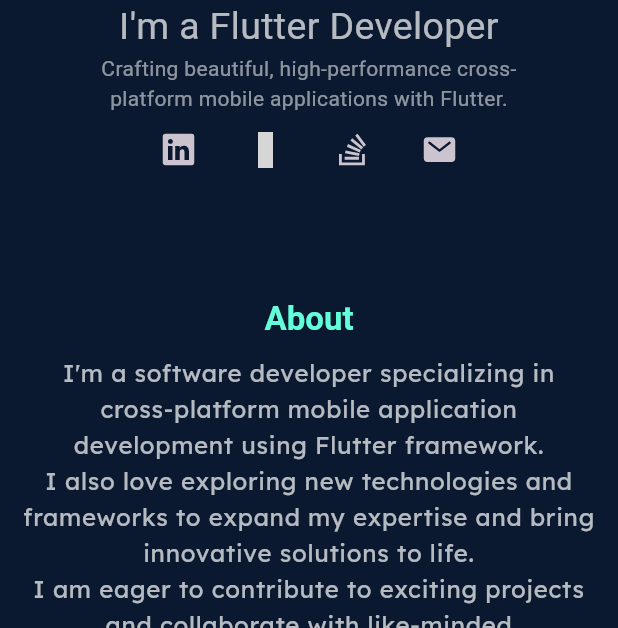
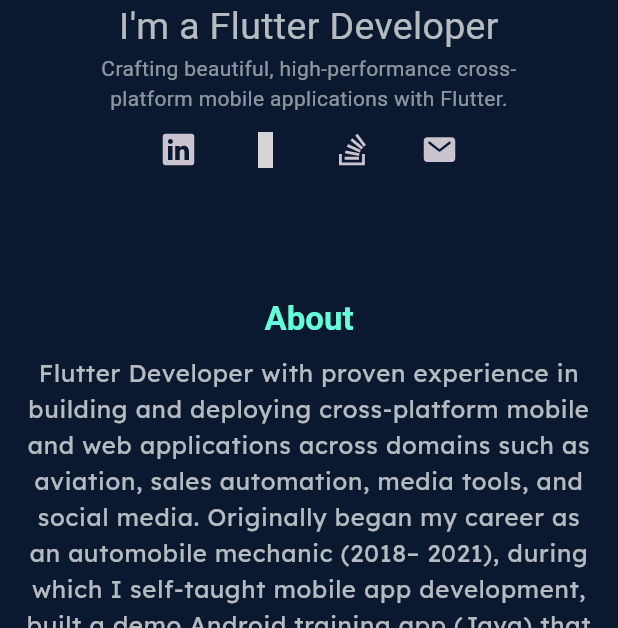
Before and after one commit to antonyaiwin/antonyaiwin.github.io, a Flutter app: the screen it shows after launch, on a phone screen of 412 x 824 dp, the part 608-1236 px from its top. Run offline on Flutter 3.47's test engine with Material 3 defaults, Android fonts, the phone set to English and light mode, and no system bars; our stand-ins replace email_validator, eva_icons_flutter, google_fonts, ionicons, smooth_page_indicator; missing offline and left inert: dart:js_interop, sprung; Roboto replaces fonts that are missing (Asar, Pattaya); statements that could not run were skipped; grey boxes are pictures that could not be loaded.

Commit message:
refactor(works & skills): web:     - updated splash screen animation     - updated resume
data:
    - updated work and skills

```diff
--- /dev/null
+++ b/lib/core/constants/app_theme.dart
@@ -0,0 +1,76 @@
+import 'package:flutter/material.dart';
+import 'package:google_fonts/google_fonts.dart';
+
+import 'color_constants.dart';
+
+final ThemeData darkTheme = ThemeData(
+  scaffoldBackgroundColor: ColorConstants.scaffoldBackgroundColor,
+  colorScheme: ColorScheme.fromSeed(
+    seedColor: Colors.deepPurple,
+    brightness: Brightness.dark,
+  ),
+  textTheme: GoogleFonts.lexendTextTheme().copyWith(
+    bodyLarge: GoogleFonts.lexendTextTheme().bodyLarge?.copyWith(
+          color: ColorConstants.primaryWhite,
+        ),
+  ),
+  inputDecorationTheme: InputDecorationTheme(
+    border:
+        OutlineInputBorder(borderRadius: BorderRadius.circular(10), borderSide: BorderSide.none),
+    fillColor: ColorConstants.navy,
+    filled: true,
+    hintStyle: GoogleFonts.lexendTextTheme().bodyMedium?.copyWith(
+          color: ColorConstants.textFieldHintColor,
+        ),
+    isDense: true,
+  ),
+  elevatedButtonTheme: ElevatedButtonThemeData(
+    style: ButtonStyle(
+      // side: const WidgetStatePropertyAll(
+      //   BorderSide(
+      //     color: ColorConstants.secondaryGreen,
+      //   ),
+      // ),
+      shape: WidgetStatePropertyAll(
+        RoundedRectangleBorder(
+          borderRadius: BorderRadius.circular(8),
+        ),
+      ),
+      foregroundColor: const WidgetStatePropertyAll(
+        ColorConstants.primaryWhite,
+      ),
+      backgroundColor: const WidgetStatePropertyAll(
+        ColorConstants.secondaryGreen2,
+      ),
+      overlayColor: WidgetStatePropertyAll(
+        ColorConstants.secondaryGreen.withValues(alpha: 0.15),
+      ),
+      textStyle: WidgetStatePropertyAll(
+        GoogleFonts.lexendTextTheme().bodyLarge?.copyWith(
+              fontWeight: FontWeight.bold,
+            ),
+      ),
+    ),
+  ),
+  outlinedButtonTheme: OutlinedButtonThemeData(
+    style: ButtonStyle(
+      side: const WidgetStatePropertyAll(
+        BorderSide(
+          color: ColorConstants.secondaryGreen,
+        ),
+      ),
+      shape: WidgetStatePropertyAll(
+        RoundedRectangleBorder(
+          borderRadius: BorderRadius.circular(8),
+        ),
+      ),
+      foregroundColor: const WidgetStatePropertyAll(
+        ColorConstants.secondaryGreen,
+      ),
+      overlayColor: WidgetStatePropertyAll(
+        ColorConstants.secondaryGreen.withValues(alpha: 0.15),
+      ),
+    ),
+  ),
+  useMaterial3: true,
+);
--- a/lib/core/constants/string_constants.dart
+++ b/lib/core/constants/string_constants.dart
@@ -1,7 +1,6 @@
 const String linkedinUrl = 'https://linkedin.com/in/antony-aiwin';
 const String githubUrl = 'https://github.com/antonyaiwin';
-const String stackOverflowUrl =
-    'https://stackoverflow.com/users/11102588/antony-aiwin-k-x';
+const String stackOverflowUrl = 'https://stackoverflow.com/users/11102588/antony-aiwin-k-x';
 const String mailUrl = 'mailto:antonyaiwin007@gmail.com';
 const String resumeLink = 'resume/Antony-Aiwin-Flutter-Developer.pdf';
 
@@ -12,10 +11,14 @@ const String contactFormNameElementId = 'entry.2005620554';
 const String contactFormEmailElementId = 'entry.1045781291';
 const String contactFormMessageElementId = 'entry.839337160';
 
-const String aboutMe = '''
-I'm a software developer specializing in cross-platform mobile application development using Flutter framework.
-I also love exploring new technologies and frameworks to expand my expertise and bring innovative solutions to life.
-I am eager to contribute to exciting projects and collaborate with like-minded professionals.''';
+const String aboutMe =
+    'Flutter Developer with proven experience in building and deploying cross-platform mobile and web applications across domains '
+    'such as aviation, sales automation, media tools, and social media. Originally began my career as an automobile mechanic (2018– '
+    '2021), during which I self-taught mobile app development, built a demo Android training app (Java) that was featured in the '
+    'Kuttukaran Group newsletter, and went on to release my first Play Store app (G-Form Tools, 230k+ installs). Since then, I have '
+    'developed multiple apps with tens of thousands of downloads, gaining expertise in Flutter, Dart, Firebase, REST API integration, '
+    'Riverpod/GetX state management, and native Android (Java). Recognized for delivering scalable, user-focused solutions with '
+    'strong problem-solving, adaptability, and end-to-end developmentskills.';
 
 List<String> greetings = [
   'Hello', // English
--- a/lib/data/skills.dart
+++ b/lib/data/skills.dart
@@ -1,12 +1,52 @@
 List<String> skillList = [
+  // Languages & Frameworks
   'Dart',
   'Flutter',
+  'Java',
+  'Kotlin',
+  'HTML',
+
+  // State Management
+  'Provider',
+  'Riverpod',
+  'GetX',
+  'BLoC',
+
+  // Databases & Storage
+  'Firebase',
+  'Hive',
+  'Sqflite',
+  'GetStorage',
+
+  // Backend & APIs
+  'REST API',
+
+  // Tools & Platforms
   'Git',
   'GitHub',
-  'Provider',
-  'Hive',
-  'Sqflite',
-  'Firebase',
-  'HTML',
-  'REST API',
+  'Bitbucket',
+  'Android Studio',
+  'VS Code',
+  'Postman',
+
+  // Architecture
+  'MVC',
+  'MVVM',
+  'Clean Architecture',
+
+  // Testing & Debugging
+  'Flutter DevTools',
+  'Firebase Crashlytics',
+
+  // UI/UX
+  'Material Design',
+  'Cupertino Design',
+  'Figma',
+  'Responsive UI',
+  'Animations',
+  'GoRouter & Deep Linking',
+
+  // Deployment
+  'Google Play Store',
+  'Apple App Store',
 ];
--- a/lib/data/work.dart
+++ b/lib/data/work.dart
@@ -2,9 +2,20 @@ import 'package:flutter_personal_portfolio/model/work_model.dart';
 
 List<WorkModel> workList = [
   WorkModel(
+    title: 'Flutter Developer',
+    companyName: 'Brooklet Systems Pvt. Ltd',
+    duration: 'Sep 2024 - Present',
+    summary: '''
+I develop and maintain cross-platform mobile applications using Flutter and Dart, ensuring smooth performance across Android and iOS. I work closely with designers and backend engineers to build responsive, user-friendly UIs that follow Material and Cupertino guidelines.
+
+My role involves integrating Firebase services (Authentication, Firestore, Cloud Messaging, Storage) and REST APIs for secure and seamless data exchange. I also optimize app performance and state management with Riverpod, reducing UI latency and improving efficiency.
+
+Beyond development, I contribute to release cycles for both Google Play Store and Apple App Store, handle debugging with Flutter DevTools, and collaborate with my team using Git and Bitbucket for version control.''',
+  ),
+  WorkModel(
     title: 'Flutter Developer (Intern)',
     companyName: 'Luminar TechnoHub',
-    duration: 'Jun 2024 - Present',
+    duration: 'Jun 2024 - Aug 2024',
     summary:
         'Developed cross-platform mobile applications using Flutter framework for iOS and Android platforms. Implement complex UI designs and animations using Flutter widgets and custom packages. Integrated RESTful APIs and third-party services to fetch and display data in the app. Utilized state management techniques like Provider, Bloc, and Getx for managing application state efficiently.',
   ),
--- a/lib/main.dart
+++ b/lib/main.dart
@@ -1,15 +1,26 @@
+import 'dart:js_interop';
+
 import 'package:flutter/material.dart';
+import 'package:flutter_personal_portfolio/core/constants/app_theme.dart';
+import 'package:provider/provider.dart';
+
 import 'package:flutter_personal_portfolio/controller/contact_section_controller.dart';
 import 'package:flutter_personal_portfolio/controller/home_screen_controller.dart';
-import 'package:flutter_personal_portfolio/core/constants/color_constants.dart';
 import 'package:flutter_personal_portfolio/global_widgets/animated_cursor.dart';
-import 'package:google_fonts/google_fonts.dart';
-import 'package:provider/provider.dart';
 
 import 'view/greetings_screen/greetings_screen.dart';
 
+@JS('hideSplash') // bind directly to JS function defined in index.html
+external void hideSplash();
+
 void main() {
+  WidgetsFlutterBinding.ensureInitialized();
+
   runApp(const MyApp());
+
+  // Call the JS function defined in index.html
+  // Call the global JS function
+  hideSplash();
 }
 
 class MyApp extends StatelessWidget {
@@ -35,78 +46,7 @@ class MyApp extends StatelessWidget {
           child: MaterialApp(
             title: 'Antony Aiwin - Flutter Developer',
             debugShowCheckedModeBanner: false,
-            theme: ThemeData(
-              scaffoldBackgroundColor: ColorConstants.scaffoldBackgroundColor,
-              colorScheme: ColorScheme.fromSeed(
-                seedColor: Colors.deepPurple,
-                brightness: Brightness.dark,
-              ),
-              textTheme: GoogleFonts.lexendTextTheme().copyWith(
-                bodyLarge: GoogleFonts.lexendTextTheme().bodyLarge?.copyWith(
-                      color: ColorConstants.primaryWhite,
-                    ),
-              ),
-              inputDecorationTheme: InputDecorationTheme(
-                border: OutlineInputBorder(
-                    borderRadius: BorderRadius.circular(10),
-                    borderSide: BorderSide.none),
-                fillColor: ColorConstants.navy,
-                filled: true,
-                hintStyle: Theme.of(context).textTheme.bodyMedium?.copyWith(
-                      color: ColorConstants.textFieldHintColor,
-                    ),
-                isDense: true,
-              ),
-              elevatedButtonTheme: ElevatedButtonThemeData(
-                style: ButtonStyle(
-                  // side: const WidgetStatePropertyAll(
-                  //   BorderSide(
-                  //     color: ColorConstants.secondaryGreen,
-                  //   ),
-                  // ),
-                  shape: WidgetStatePropertyAll(
-                    RoundedRectangleBorder(
-                      borderRadius: BorderRadius.circular(8),
-                    ),
-                  ),
-                  foregroundColor: const WidgetStatePropertyAll(
-                    ColorConstants.primaryWhite,
-                  ),
-                  backgroundColor: const WidgetStatePropertyAll(
-                    ColorConstants.secondaryGreen2,
-                  ),
-                  overlayColor: WidgetStatePropertyAll(
-                    ColorConstants.secondaryGreen.withOpacity(0.15),
-                  ),
-                  textStyle: WidgetStatePropertyAll(
-                    GoogleFonts.lexendTextTheme().bodyLarge?.copyWith(
-                          fontWeight: FontWeight.bold,
-                        ),
-                  ),
-                ),
-              ),
-              outlinedButtonTheme: OutlinedButtonThemeData(
-                style: ButtonStyle(
-                  side: const WidgetStatePropertyAll(
-                    BorderSide(
-                      color: ColorConstants.secondaryGreen,
-                    ),
-                  ),
-                  shape: WidgetStatePropertyAll(
-                    RoundedRectangleBorder(
-                      borderRadius: BorderRadius.circular(8),
-                    ),
-                  ),
-                  foregroundColor: const WidgetStatePropertyAll(
-                    ColorConstants.secondaryGreen,
-                  ),
-                  overlayColor: WidgetStatePropertyAll(
-                    ColorConstants.secondaryGreen.withOpacity(0.15),
-                  ),
-                ),
-              ),
-              useMaterial3: true,
-            ),
+            theme: darkTheme,
             home: const GreetingsScreen(),
           ),
         ),
--- a/lib/view/home_screen/sections/footer_section/footer_section.dart
+++ b/lib/view/home_screen/sections/footer_section/footer_section.dart
@@ -11,7 +11,7 @@ class FooterSection extends StatelessWidget {
       padding: const EdgeInsets.all(20.0).copyWith(bottom: 0),
       child: Center(
         child: Text(
-          'Designed and Developed by Antony Aiwin',
+          'Designed and Developed by Antony Aiwin with Flutter',
           style: GoogleFonts.aladin(
             textStyle: Theme.of(context).textTheme.bodyMedium?.copyWith(
                   color: ColorConstants.secondaryGreen.withOpacity(
--- a/pubspec.yaml
+++ b/pubspec.yaml
@@ -39,7 +39,7 @@ dependencies:
   # icons_plus: ^5.0.0
   url_launcher: ^6.3.0
   provider: ^6.1.2
-  carousel_slider: ^4.2.1
+  carousel_slider: ^5.1.1
   email_validator: ^3.0.0
   iconsax: ^0.0.8
   font_awesome_flutter: ^10.7.0
@@ -57,7 +57,7 @@ dev_dependencies:
   # activated in the `analysis_options.yaml` file located at the root of your
   # package. See that file for information about deactivating specific lint
   # rules and activating additional ones.
-  flutter_lints: ^3.0.0
+  flutter_lints: ^6.0.0
 
 # For information on the generic Dart part of this file, see the
 # following page: https://dart.dev/tools/pub/pubspec
```
Also changed, not shown: lib/view/home_screen/sections/projects_section/components/project_card.dart (+4 -8 lines), pubspec.lock, 2 other files.
